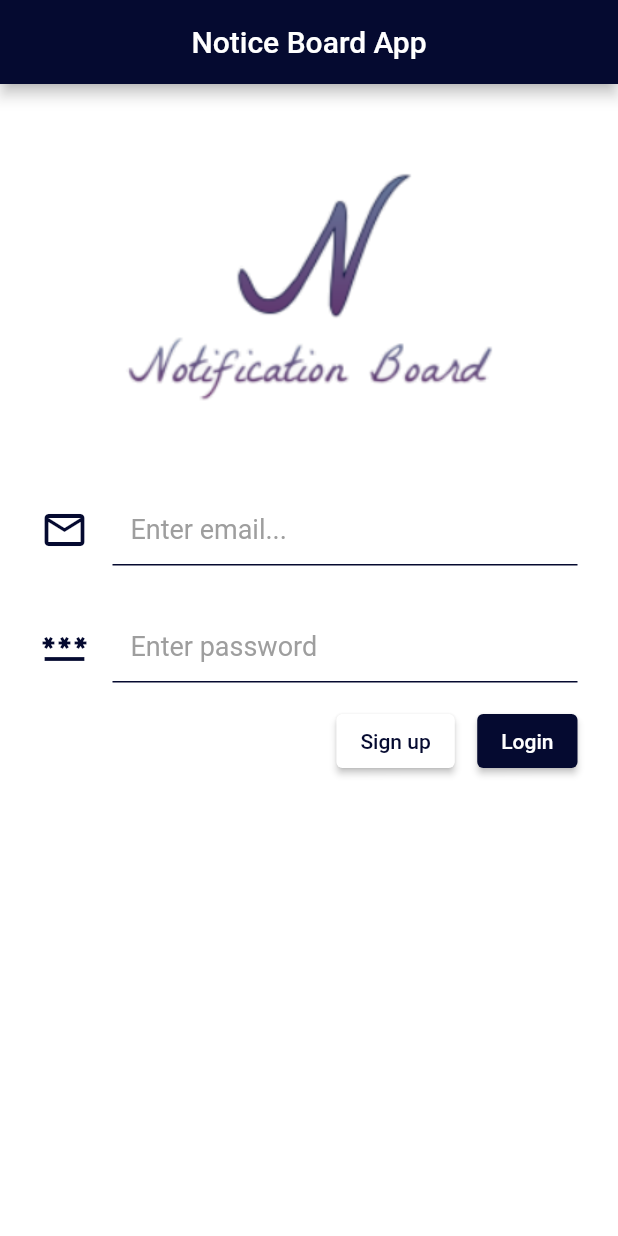
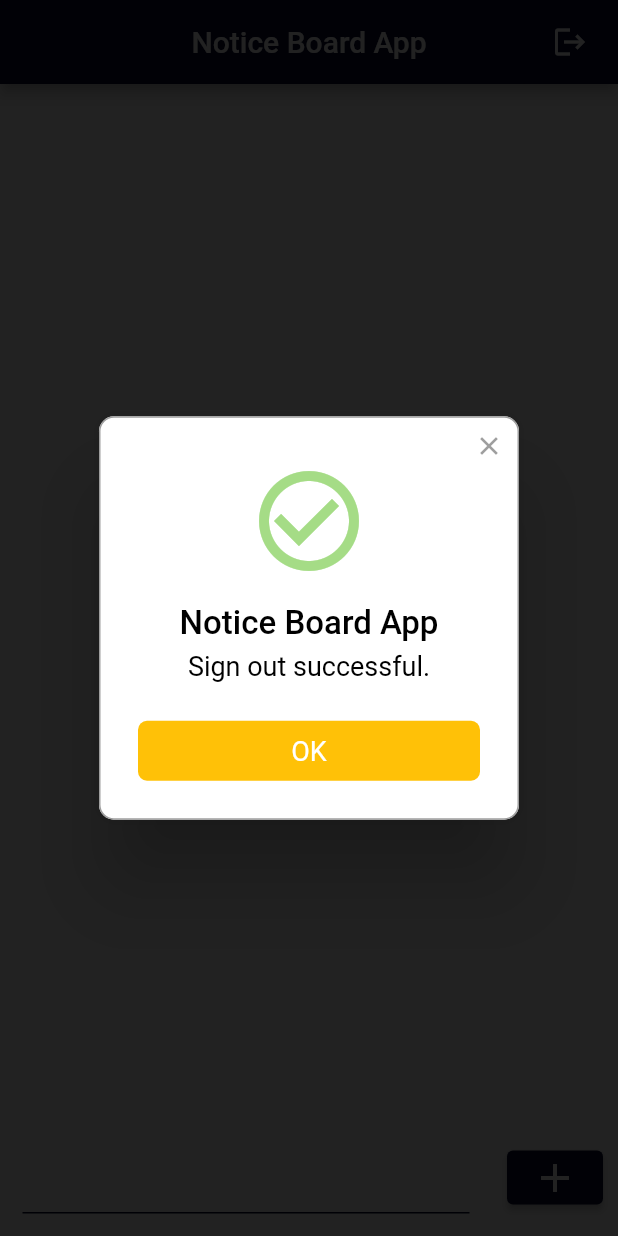
Before and after one commit to aamirpinger/flutter-slide-code, a Flutter app: the NoticeBoardScreen screen opened by its route, after a tap on the "logout" icon, on a phone screen of 412 x 824 dp. Run offline on Flutter 3.47's test engine with Material 2 defaults, Android fonts, the phone set to English and light mode, and no system bars; drawn by our look-alikes of rflutter_alert; our stand-ins replace cloud_firestore, firebase_auth, firebase_core, flutter_easyloading; accounts and stored records are empty.

Commit message:
Notice Board App - Listing Notices

```diff
--- a/lib/constants/app_strings.dart
+++ b/lib/constants/app_strings.dart
@@ -10,4 +10,5 @@ abstract class AppStrings {
   static const cancel = 'Cancel';
   static const loading = 'loading....';
   static const ok = 'OK';
+  static const noNotifications = 'No notifications!';
 }
--- a/lib/core/services/db_service.dart
+++ b/lib/core/services/db_service.dart
@@ -6,6 +6,8 @@ import 'package:my_app/constants/error_strings.dart';
 
 abstract class DBBase {
   Future<String?> addNotification(String notification, String uid);
+
+  Stream<QuerySnapshot<Map<String, dynamic>>> getSnapshots();
 }
 
 class DBService implements DBBase {
@@ -40,4 +42,8 @@ class DBService implements DBBase {
       rethrow;
     }
   }
+
+  @override
+  Stream<QuerySnapshot<Map<String, dynamic>>> getSnapshots() =>
+      _firestore.collection(Configs.notificationsCollection).snapshots();
 }
--- a/lib/ui/screens/notice_board_screen.dart
+++ b/lib/ui/screens/notice_board_screen.dart
@@ -1,11 +1,15 @@
+import 'package:cloud_firestore/cloud_firestore.dart';
 import 'package:flutter/material.dart';
 import 'package:flutter_easyloading/flutter_easyloading.dart';
 import 'package:my_app/constants/app_strings.dart';
+import 'package:my_app/constants/configs.dart';
 import 'package:my_app/core/services/auth_service.dart';
 import 'package:my_app/core/services/db_service.dart';
 import 'package:my_app/ui/screens/login_screen.dart';
 import 'package:my_app/ui/widgets/custom_button.dart';
 import 'package:my_app/ui/widgets/custom_text_field.dart';
+import 'package:my_app/ui/widgets/no_notifications.dart';
+import 'package:my_app/ui/widgets/notification_bubble.dart';
 import 'package:rflutter_alert/rflutter_alert.dart';
 
 class NoticeBoardScreen extends StatefulWidget {
@@ -45,14 +49,24 @@ class _NoticeBoardScreenState extends State<NoticeBoardScreen> {
               EasyLoading.dismiss();
 
               Alert(
-                context: context,
-                title: AppStrings.appTitle,
-                desc: AppStrings.signOutSuccess,
-                type: AlertType.success,
-              ).show();
-
-              Navigator.of(context).pushNamedAndRemoveUntil(
-                  LoginScreen.routeName, (route) => false);
+                  context: context,
+                  title: AppStrings.appTitle,
+                  desc: AppStrings.signOutSuccess,
+                  type: AlertType.success,
+                  buttons: [
+                    DialogButton(
+                        onPressed: () {
+                          Navigator.pop(context);
+                        },
+                        child: Text(
+                          AppStrings.ok,
+                          style: TextStyle(color: Colors.white, fontSize: 18),
+                        ))
+                  ]).show().whenComplete(
+                  () => Navigator.of(context).pushNamedAndRemoveUntil(
+                        LoginScreen.routeName,
+                        (route) => false,
+                      ));
             },
           ),
         ],
@@ -61,6 +75,7 @@ class _NoticeBoardScreenState extends State<NoticeBoardScreen> {
         mainAxisAlignment: MainAxisAlignment.start,
         crossAxisAlignment: CrossAxisAlignment.stretch,
         children: [
+          MessagesStream(),
           Row(
             mainAxisAlignment: MainAxisAlignment.start,
             crossAxisAlignment: CrossAxisAlignment.center,
@@ -100,3 +115,49 @@ class _NoticeBoardScreenState extends State<NoticeBoardScreen> {
     );
   }
 }
+
+class MessagesStream extends StatelessWidget {
+  AuthService authService = AuthService();
+  DBService dbService = DBService();
+
+  @override
+  Widget build(BuildContext context) {
+    // what is stream builder?
+    // Widget that builds itself based on the latest snapshot of interaction with a Stream.
+    return StreamBuilder<QuerySnapshot>(
+      stream: dbService.getSnapshots(),
+      builder: (context, snapshot) {
+        if (!snapshot.hasData) {
+          EasyLoading.dismiss();
+          return NoNotification();
+        }
+
+        final Iterable messages = snapshot.data!.docs;
+
+        // fill all the notification into a List of NotificationBubble widget
+        List<NotificationBubble> notificationBubbles = [];
+        for (var message in messages) {
+          final notificationBubble = NotificationBubble(
+            text: message[Configs.notificationField],
+            sender: message[Configs.emailField],
+            timestamp: message[Configs.timestampField],
+          );
+
+          notificationBubbles.add(notificationBubble);
+        }
+
+        if (notificationBubbles.isNotEmpty) {
+          return Expanded(
+            child: ListView(
+              // reverse: true,  // <-- this will be helpful to render data from bottom
+              padding: EdgeInsets.symmetric(horizontal: 10.0, vertical: 20.0),
+              children: notificationBubbles,
+            ),
+          );
+        }
+
+        return NoNotification();
+      },
+    );
+  }
+}
--- a/lib/ui/theme.dart
+++ b/lib/ui/theme.dart
@@ -13,15 +13,20 @@ abstract class CustomTheme {
           shadowColor: Colors.grey,
           elevation: 30),
       textTheme: TextTheme(
+        bodyText1: TextStyle(
+          fontWeight: FontWeight.bold,
+          fontSize: 18,
+          color: Color(0xFF050A30),
+        ),
         headline4: TextStyle(
           fontWeight: FontWeight.bold,
           fontSize: 24,
-          color: Colors.white,
+          color: Color(0xFF050A30),
         ),
         headline5: TextStyle(
           fontWeight: FontWeight.bold,
           fontSize: 36,
-          color: Colors.indigo,
+          color: Color(0xFF050A30),
         ),
       ));
 }
--- /dev/null
+++ b/lib/ui/widgets/no_notifications.dart
@@ -0,0 +1,21 @@
+import 'package:flutter/material.dart';
+import 'package:my_app/constants/app_strings.dart';
+
+class NoNotification extends StatelessWidget {
+  const NoNotification({Key? key}) : super(key: key);
+
+  @override
+  Widget build(BuildContext context) {
+    return Expanded(
+      child: Column(
+        mainAxisAlignment: MainAxisAlignment.center,
+        children: [
+          Text(
+            AppStrings.noNotifications,
+            style: Theme.of(context).textTheme.headline4,
+          ),
+        ],
+      ),
+    );
+  }
+}
--- /dev/null
+++ b/lib/ui/widgets/notification_bubble.dart
@@ -0,0 +1,31 @@
+import 'package:cloud_firestore/cloud_firestore.dart';
+import 'package:flutter/cupertino.dart';
+import 'package:flutter/material.dart';
+
+class NotificationBubble extends StatelessWidget {
+  NotificationBubble({
+    this.sender = '',
+    this.text = '',
+    this.timestamp,
+  });
+
+  final String sender;
+  final String text;
+  final Timestamp? timestamp;
+
+  @override
+  Widget build(BuildContext context) {
+    return Container(
+      child: ListTile(
+        title: Text(
+          text,
+        ),
+        subtitle: Text('$sender @ ${timestamp?.toDate()}'),
+      ),
+      decoration: BoxDecoration(
+        border: Border.all(color: Theme.of(context).primaryColor),
+        borderRadius: BorderRadius.circular(10),
+      ),
+    );
+  }
+}
```
